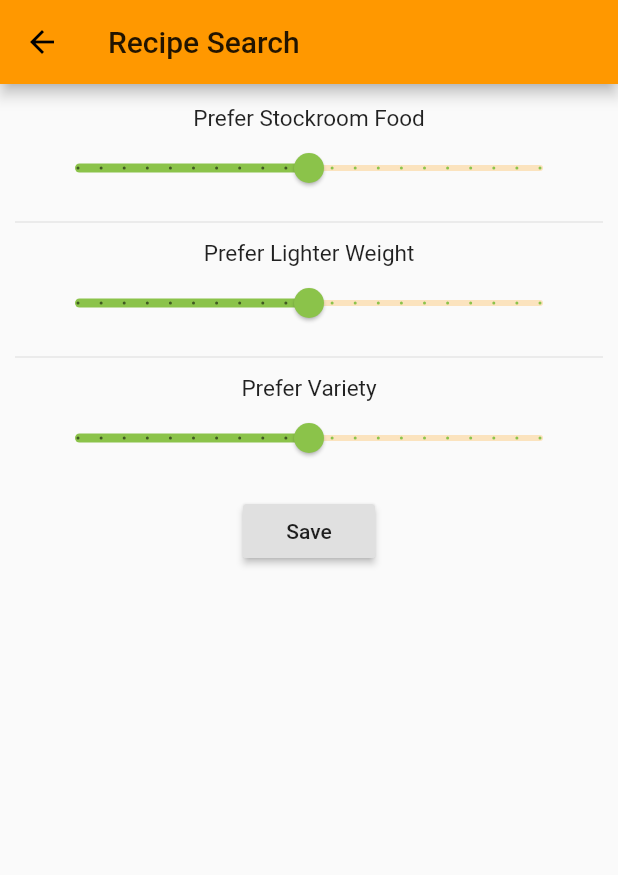
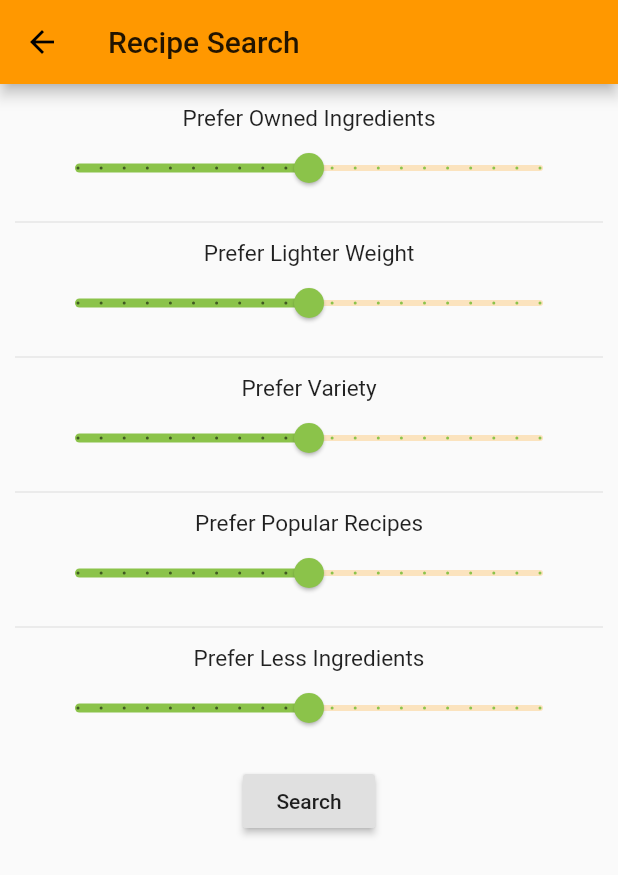
Before and after one commit to willthorpe/Frontend-Flutter-App, a Flutter app: the SearchPage screen opened by its route, on a phone screen of 412 x 824 dp. Shown: the top 875 px of the screen. Run offline on Flutter 3.47's test engine with Material 2 defaults, Android fonts, the phone set to English and light mode, and no system bars; our stand-ins replace datetime_picker_formfield, firebase_auth, image_picker, sqflite; accounts and stored records are empty.

Commit message:
add new variables to search

```diff
--- a/lib/globals.dart
+++ b/lib/globals.dart
@@ -3,10 +3,10 @@ import 'package:sqflite/sqflite.dart';
 
 FirebaseUser user;
 Database internalDatabase;
-String url = "http://127.0.0.1:3000";
+String url = "http://52.56.185.203:3000";
 
 List menuItems = [
-  'Stockroom',
+  'Ingredients',
   'Recipe Book',
   'Search',
   'Recipe Calendar',
@@ -35,7 +35,6 @@ List<String> recipeTags = [
 ];
 
 List<String> settings = [
-  'Use Leftovers',
   'Alcohol-Free',
   'Celery-Free',
   'Crustcean-Free',
@@ -75,7 +74,9 @@ List<String> settings = [
 ];
 
 List<String> searchParameters = [
-  'Prefer Stockroom Food',
+  'Prefer Owned Ingredients',
   'Prefer Lighter Weight',
-  'Prefer Variety'
+  'Prefer Variety',
+  'Prefer Popular Recipes',
+  'Prefer Less Ingredients'
 ];
--- a/lib/main.dart
+++ b/lib/main.dart
@@ -5,7 +5,7 @@ import 'views/create_recipe.dart';
 import 'views/search.dart';
 import 'views/login.dart';
 import 'views/register.dart';
-import 'views/stockroom.dart';
+import 'views/ingredients.dart';
 import 'views/book.dart';
 import 'views/calendar.dart';
 import 'views/detail_recipe.dart';
@@ -42,7 +42,7 @@ class MyApp extends StatelessWidget {
         '/addingredient' : (context) => IngredientPage(title: 'Add Ingredient'),
         '/addrecipe' : (context) => RecipePage(title: 'Add Recipe'),
         '/search' : (context) => SearchPage(title: 'Recipe Search'),
-        '/stockroom' : (context) => StockroomPage(title: 'View Ingredients'),
+        '/ingredients' : (context) => IngredientsPage(title: 'View Ingredients'),
         '/recipebook' : (context) => BookPage(title: 'Recipe Book'),
         '/recipecalendar' : (context) => CalendarPage(title:'Recipe Calendar'),
         '/recipedetail' : (context) => RecipeDetailPage(),
--- a/lib/views/search.dart
+++ b/lib/views/search.dart
@@ -33,7 +33,7 @@ class _SearchPageState extends State<SearchPage> {
               shrinkWrap: true,
               itemCount: searchParameters.length,
               itemBuilder: (context, index) {
-                _sliders.add(5.0);
+                _sliders.add(0.5);
                 return
                   ListTile(
                     title: Center(child: Text(
@@ -45,7 +45,7 @@ class _SearchPageState extends State<SearchPage> {
                     subtitle: Slider(
                         activeColor: Colors.lightGreen,
                         min: 0,
-                        max: 10,
+                        max: 1,
                         divisions: 20,
                         onChanged: (rating) {
                           setState(() => _sliders[index] = rating);
@@ -69,7 +69,7 @@ class _SearchPageState extends State<SearchPage> {
                           .showSnackBar(snackBar);
                     }
                   },
-                  child: Text('Save')),
+                  child: Text('Search')),
             ),
           ],
           ),
```
